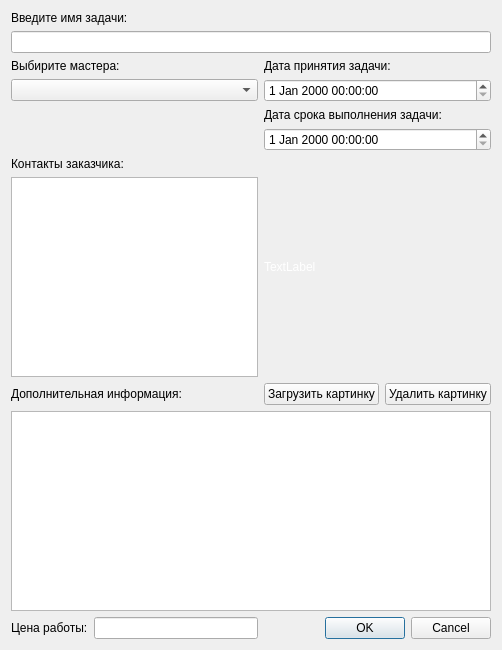
Before: the Qt Designer form taskedit.ui in UndergroundEvo/WorkshopControl, drawn with Qt 5.
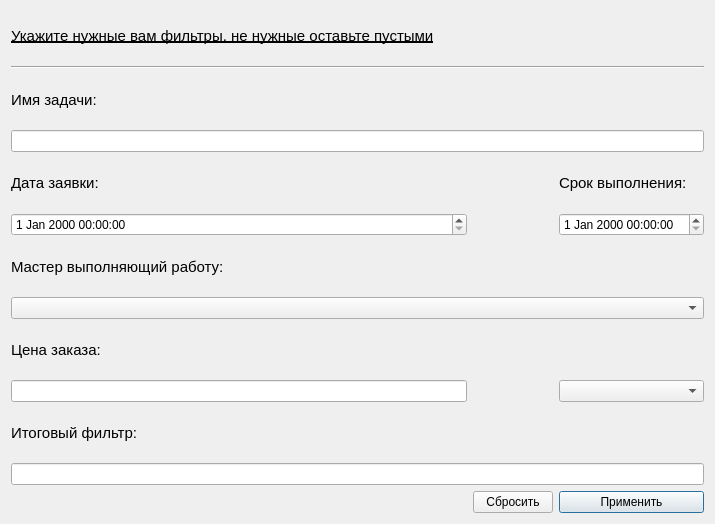
After: the same form once the commit is applied.

Patch:
```diff
--- a/taskedit.ui
+++ b/taskedit.ui
@@ -6,122 +6,175 @@
    <rect>
     <x>0</x>
     <y>0</y>
-    <width>502</width>
-    <height>650</height>
+    <width>715</width>
+    <height>524</height>
    </rect>
   </property>
   <property name="windowTitle">
    <string>Задача</string>
   </property>
   <layout class="QGridLayout" name="gridLayout">
-   <item row="0" column="0" colspan="4">
-    <widget class="QLabel" name="label">
-     <property name="text">
-      <string>Введите имя задачи:</string>
-     </property>
-    </widget>
-   </item>
-   <item row="1" column="0" colspan="4">
-    <widget class="QLineEdit" name="lineEdit">
-     <property name="text">
-      <string/>
-     </property>
-    </widget>
-   </item>
-   <item row="2" column="0" colspan="2">
-    <widget class="QLabel" name="label_3">
-     <property name="text">
-      <string>Выбирите мастера:</string>
-     </property>
-    </widget>
-   </item>
-   <item row="2" column="2" colspan="2">
+   <item row="8" column="0" colspan="3">
     <widget class="QLabel" name="label_5">
-     <property name="text">
-      <string>Дата принятия задачи:</string>
+     <property name="font">
+      <font>
+       <pointsize>11</pointsize>
+      </font>
      </property>
-    </widget>
-   </item>
-   <item row="3" column="0" colspan="2">
-    <widget class="QComboBox" name="comboBox"/>
-   </item>
-   <item row="3" column="2" colspan="2">
-    <widget class="QDateTimeEdit" name="dateTimeEdit_2"/>
-   </item>
-   <item row="4" column="2" colspan="2">
-    <widget class="QLabel" name="label_4">
      <property name="text">
-      <string>Дата срока выполнения задачи:</string>
+      <string>Мастер выполняющий работу:</string>
      </property>
     </widget>
    </item>
-   <item row="5" column="2" colspan="2">
-    <widget class="QDateTimeEdit" name="dateTimeEdit"/>
-   </item>
-   <item row="6" column="0" colspan="2">
-    <widget class="QLabel" name="label_8">
-     <property name="text">
-      <string>Контакты заказчика:</string>
+   <item row="5" column="0">
+    <widget class="QDateTimeEdit" name="dateTimeEdit">
+     <property name="sizePolicy">
+      <sizepolicy hsizetype="Preferred" vsizetype="Fixed">
+       <horstretch>0</horstretch>
+       <verstretch>0</verstretch>
+      </sizepolicy>
      </property>
     </widget>
    </item>
-   <item row="6" column="2" rowspan="2" colspan="2">
-    <widget class="QLabel" name="label_2">
-     <property name="autoFillBackground">
+   <item row="13" column="0" colspan="3">
+    <widget class="QLineEdit" name="lineEdit_3">
+     <property name="readOnly">
       <bool>true</bool>
      </property>
-     <property name="styleSheet">
-      <string notr="true">color: rgb(255, 255, 255);</string>
-     </property>
-     <property name="text">
-      <string>TextLabel</string>
-     </property>
     </widget>
    </item>
-   <item row="7" column="0" colspan="2">
-    <widget class="QTextEdit" name="textEdit_2"/>
-   </item>
-   <item row="8" column="0" colspan="2">
-    <widget class="QLabel" name="label_6">
-     <property name="text">
-      <string>Дополнительная информация:</string>
-     </property>
-    </widget>
-   </item>
-   <item row="8" column="2">
-    <widget class="QPushButton" name="pushButton_2">
-     <property name="text">
-      <string>Загрузить картинку</string>
-     </property>
-    </widget>
-   </item>
-   <item row="8" column="3">
+   <item row="14" column="2">
     <widget class="QPushButton" name="pushButton">
      <property name="text">
-      <string>Удалить картинку</string>
+      <string>Применить</string>
      </property>
     </widget>
    </item>
-   <item row="9" column="0" colspan="4">
-    <widget class="QTextEdit" name="textEdit"/>
+   <item row="3" column="0" colspan="3">
+    <widget class="QLineEdit" name="lineEdit"/>
+   </item>
+   <item row="4" column="2">
+    <widget class="QLabel" name="label_4">
+     <property name="font">
+      <font>
+       <pointsize>11</pointsize>
+      </font>
+     </property>
+     <property name="text">
+      <string>Срок выполнения:</string>
+     </property>
+    </widget>
+   </item>
+   <item row="14" column="1">
+    <widget class="QPushButton" name="pushButton_2">
+     <property name="text">
+      <string>Сбросить</string>
+     </property>
+    </widget>
+   </item>
+   <item row="2" column="0">
+    <widget class="QLabel" name="label_2">
+     <property name="sizePolicy">
+      <sizepolicy hsizetype="Preferred" vsizetype="Minimum">
+       <horstretch>0</horstretch>
+       <verstretch>0</verstretch>
+      </sizepolicy>
+     </property>
+     <property name="font">
+      <font>
+       <pointsize>11</pointsize>
+      </font>
+     </property>
+     <property name="text">
+      <string>Имя задачи:</string>
+     </property>
+    </widget>
+   </item>
+   <item row="4" column="0">
+    <widget class="QLabel" name="label_3">
+     <property name="sizePolicy">
+      <sizepolicy hsizetype="Maximum" vsizetype="Preferred">
+       <horstretch>0</horstretch>
+       <verstretch>0</verstretch>
+      </sizepolicy>
+     </property>
+     <property name="font">
+      <font>
+       <pointsize>11</pointsize>
+      </font>
+     </property>
+     <property name="text">
+      <string>Дата заявки:</string>
+     </property>
+    </widget>
+   </item>
+   <item row="0" column="0" colspan="3">
+    <widget class="QLabel" name="label">
+     <property name="font">
+      <font>
+       <pointsize>11</pointsize>
+       <bold>false</bold>
+       <underline>true</underline>
+      </font>
+     </property>
+     <property name="text">
+      <string>Укажите нужные вам фильтры, не нужные оставьте пустыми</string>
+     </property>
+     <property name="margin">
+      <number>0</number>
+     </property>
+    </widget>
+   </item>
+   <item row="11" column="2">
+    <widget class="QComboBox" name="comboBox_2"/>
    </item>
    <item row="10" column="0">
-    <widget class="QLabel" name="label_7">
+    <widget class="QLabel" name="label_6">
+     <property name="font">
+      <font>
+       <pointsize>11</pointsize>
+      </font>
+     </property>
      <property name="text">
-      <string>Цена работы:</string>
+      <string>Цена заказа:</string>
      </property>
     </widget>
    </item>
-   <item row="10" column="1">
+   <item row="1" column="0" colspan="3">
+    <widget class="Line" name="line">
+     <property name="orientation">
+      <enum>Qt::Horizontal</enum>
+     </property>
+    </widget>
+   </item>
+   <item row="5" column="2">
+    <widget class="QDateTimeEdit" name="dateTimeEdit_2">
+     <property name="sizePolicy">
+      <sizepolicy hsizetype="Preferred" vsizetype="Fixed">
+       <horstretch>0</horstretch>
+       <verstretch>0</verstretch>
+      </sizepolicy>
+     </property>
+    </widget>
+   </item>
+   <item row="11" column="0">
     <widget class="QLineEdit" name="lineEdit_2"/>
    </item>
-   <item row="10" column="2" colspan="2">
-    <widget class="QDialogButtonBox" name="buttonBox">
-     <property name="standardButtons">
-      <set>QDialogButtonBox::Cancel|QDialogButtonBox::Ok</set>
+   <item row="12" column="0">
+    <widget class="QLabel" name="label_7">
+     <property name="font">
+      <font>
+       <pointsize>11</pointsize>
+      </font>
+     </property>
+     <property name="text">
+      <string>Итоговый фильтр:</string>
      </property>
     </widget>
    </item>
+   <item row="9" column="0" colspan="3">
+    <widget class="QComboBox" name="comboBox"/>
+   </item>
   </layout>
  </widget>
  <resources/>
```
Left out of the diff: 2 changed lines with no effect on the pictures.
